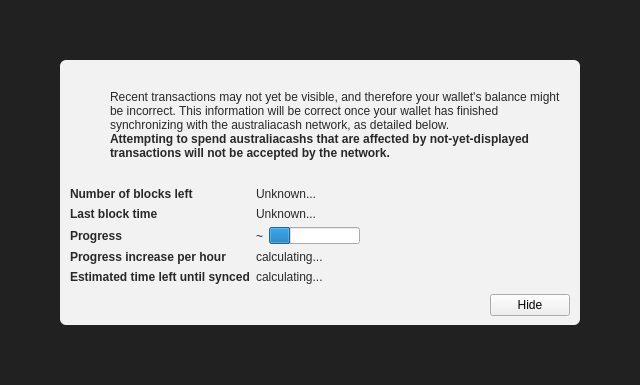
Before: the Qt Designer form src/qt/forms/modaloverlay.ui in farsider350/AustraliaCash-Core, drawn with Qt 5.
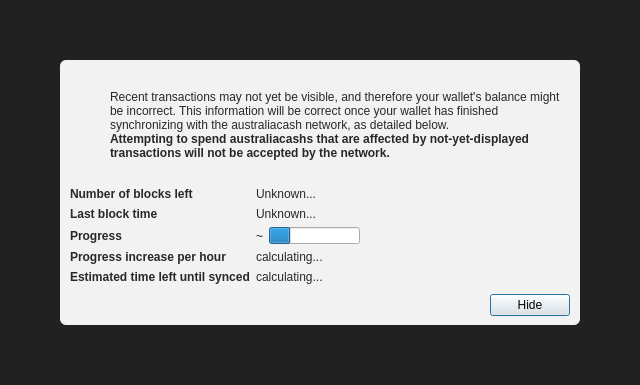
After: the same form once the commit is applied. Icons and pictures are not drawn. Custom widgets are drawn as their Qt base class.

Patch:
```diff
--- a/src/qt/forms/modaloverlay.ui
+++ b/src/qt/forms/modaloverlay.ui
@@ -351,6 +351,12 @@
              <property name="text">
               <string>Hide</string>
              </property>
+             <property name="focusPolicy">
+              <enum>Qt::StrongFocus</enum>
+             </property>
+             <property name="default">
+              <bool>true</bool>
+             </property>
             </widget>
            </item>
           </layout>
```
